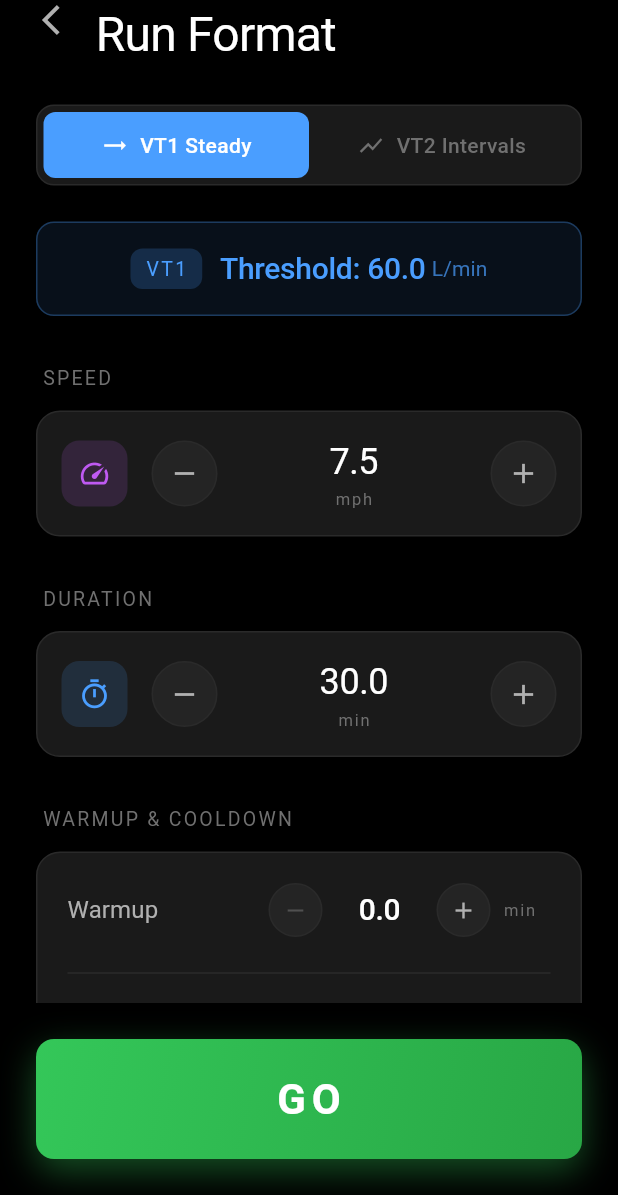
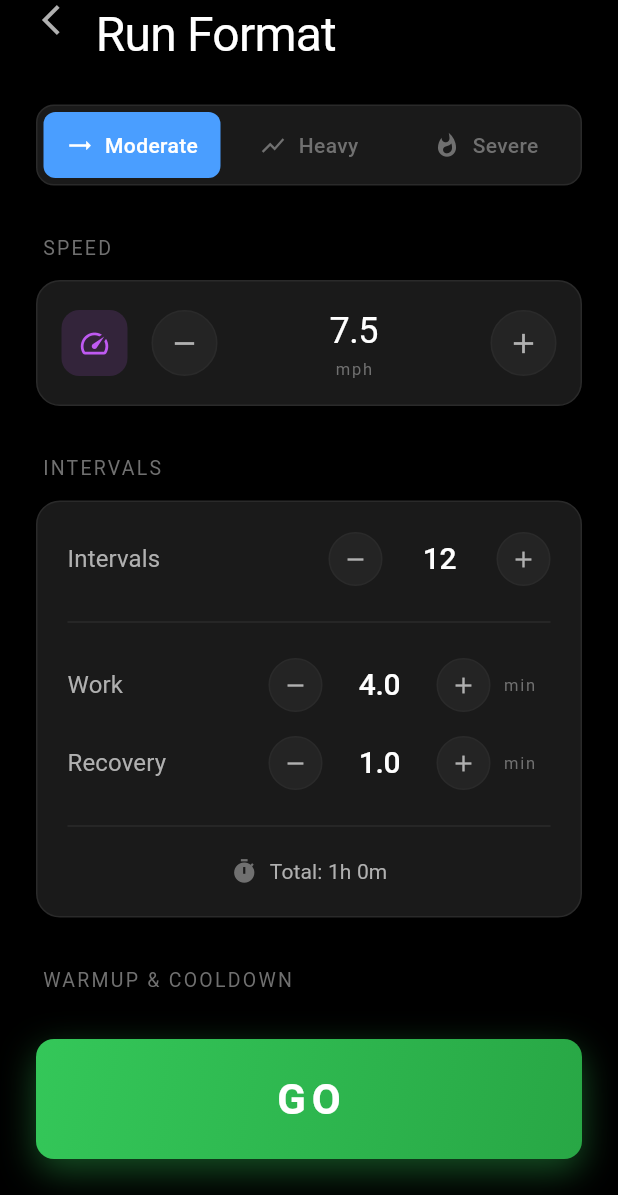
Before and after one commit to findingeq/vt-threshold-app, a Flutter app: the RunFormatScreen screen opened directly, on a phone screen of 412 x 824 dp, the part 41-1236 px from its top. Run offline on Flutter 3.47's test engine with Material 3 defaults, Android fonts, the phone set to English and light mode, and no system bars; our stand-ins replace fl_chart, flutter_blue_plus, share_plus, shared_preferences; accounts and stored records are empty.

Commit message:
Rename run categories to Moderate/Heavy/Severe with unified interval support
- Change RunType enum from vt1SteadyState/vt2Intervals to moderate/heavy/severe
- All three run types now support configurable intervals (same UI)
- Moderate uses VT1 threshold, Heavy and Severe use VT2 threshold
- Update CSV/cloud output to use new terminology (moderate/heavy/severe)
- Compact start screen with side-by-side VT1/VT2 inputs
- Remove threshold display text from run format screen
- Update workout screen headers to show MODERATE/HEAVY/SEVERE RUN

```diff
--- a/lib/models/app_state.dart
+++ b/lib/models/app_state.dart
@@ -1,7 +1,7 @@
 import 'package:flutter/foundation.dart';
 import 'package:shared_preferences/shared_preferences.dart';
 
-enum RunType { vt1SteadyState, vt2Intervals }
+enum RunType { moderate, heavy, severe }
 
 class RunConfig {
   final RunType runType;
--- a/lib/processors/cusum_processor.dart
+++ b/lib/processors/cusum_processor.dart
@@ -98,8 +98,8 @@ class CusumProcessor {
     this.medianWindowSize = 9,
     this.binSizeSec = 4.0,
   }) {
-    // Sigma as percentage of baseline: 10% for VT1, 5% for VT2
-    final sigmaPct = runType == RunType.vt1SteadyState ? 10.0 : 5.0;
+    // Sigma as percentage of baseline: 10% for Moderate, 5% for Heavy/Severe
+    final sigmaPct = runType == RunType.moderate ? 10.0 : 5.0;
     _sigma = (sigmaPct / 100.0) * baselineVe;
     _k = slackMultiplier * _sigma;
     _h = hMultiplier * _sigma;
--- a/lib/screens/run_format_screen.dart
+++ b/lib/screens/run_format_screen.dart
@@ -17,12 +17,11 @@ class RunFormatScreen extends StatefulWidget {
 
 class _RunFormatScreenState extends State<RunFormatScreen>
     with SingleTickerProviderStateMixin {
-  RunType _runType = RunType.vt1SteadyState;
+  RunType _runType = RunType.moderate;
   double _speedMph = 7.5;
   int _numIntervals = 12;
   double _intervalDurationMin = 4.0;
   double _recoveryDurationMin = 1.0;
-  double _steadyStateDurationMin = 30.0;
   double _warmupDurationMin = 0.0;
   double _cooldownDurationMin = 0.0;
   double _warmupSpeedMph = 5.0;
@@ -58,19 +57,17 @@ class _RunFormatScreenState extends State<RunFormatScreen>
 
     final appState = context.read<AppState>();
 
-    final thresholdVe = _runType == RunType.vt1SteadyState
+    // Moderate uses VT1 threshold, Heavy and Severe use VT2 threshold
+    final thresholdVe = _runType == RunType.moderate
         ? appState.vt1Ve
         : appState.vt2Ve;
 
     final config = RunConfig(
       runType: _runType,
       speedMph: _speedMph,
-      numIntervals: _runType == RunType.vt2Intervals ? _numIntervals : 1,
-      intervalDurationMin: _runType == RunType.vt2Intervals
-          ? _intervalDurationMin
-          : _steadyStateDurationMin,
-      recoveryDurationMin:
-          _runType == RunType.vt2Intervals ? _recoveryDurationMin : 0.0,
+      numIntervals: _numIntervals,
+      intervalDurationMin: _intervalDurationMin,
+      recoveryDurationMin: _recoveryDurationMin,
       thresholdVe: thresholdVe,
       warmupDurationMin: _warmupDurationMin,
       cooldownDurationMin: _cooldownDurationMin,
@@ -124,11 +121,6 @@ class _RunFormatScreenState extends State<RunFormatScreen>
                           // Run Type Toggle
                           _buildRunTypeToggle(),
 
-                          const SizedBox(height: 24),
-
-                          // Threshold Display
-                          _buildThresholdDisplay(appState),
-
                           const SizedBox(height: 32),
 
                           // Speed
@@ -147,28 +139,10 @@ class _RunFormatScreenState extends State<RunFormatScreen>
 
                           const SizedBox(height: 32),
 
-                          // Duration/Intervals
-                          if (_runType == RunType.vt1SteadyState) ...[
-                            _buildSectionLabel('DURATION'),
-                            const SizedBox(height: 12),
-                            _buildValueControl(
-                              value: _steadyStateDurationMin,
-                              unit: 'min',
-                              icon: Icons.timer_outlined,
-                              color: AppTheme.accentBlue,
-                              min: 5.0,
-                              max: 120.0,
-                              step: 1.0,
-                              onChanged: (v) =>
-                                  setState(() => _steadyStateDurationMin = v),
-                            ),
-                          ],
-
-                          if (_runType == RunType.vt2Intervals) ...[
-                            _buildSectionLabel('INTERVALS'),
-                            const SizedBox(height: 12),
-                            _buildIntervalsCard(),
-                          ],
+                          // Intervals (shown for all run types)
+                          _buildSectionLabel('INTERVALS'),
+                          const SizedBox(height: 12),
+                          _buildIntervalsCard(),
 
                           const SizedBox(height: 32),
 
@@ -238,18 +212,26 @@ class _RunFormatScreenState extends State<RunFormatScreen>
         children: [
           Expanded(
             child: _buildToggleOption(
-              label: 'VT1 Steady',
+              label: 'Moderate',
               icon: Icons.trending_flat,
-              isSelected: _runType == RunType.vt1SteadyState,
-              onTap: () => setState(() => _runType = RunType.vt1SteadyState),
+              isSelected: _runType == RunType.moderate,
+              onTap: () => setState(() => _runType = RunType.moderate),
             ),
           ),
           Expanded(
             child: _buildToggleOption(
-              label: 'VT2 Intervals',
+              label: 'Heavy',
               icon: Icons.show_chart,
-              isSelected: _runType == RunType.vt2Intervals,
-              onTap: () => setState(() => _runType = RunType.vt2Intervals),
+              isSelected: _runType == RunType.heavy,
+              onTap: () => setState(() => _runType = RunType.heavy),
+            ),
+          ),
+          Expanded(
+            child: _buildToggleOption(
+              label: 'Severe',
+              icon: Icons.whatshot,
+              isSelected: _runType == RunType.severe,
+              onTap: () => setState(() => _runType = RunType.severe),
             ),
           ),
         ],
@@ -290,50 +272,6 @@ class _RunFormatScreenState extends State<RunFormatScreen>
             ),
           ],
         ),
-      ),
-    );
-  }
-
-  Widget _buildThresholdDisplay(AppState appState) {
-    final threshold =
-        _runType == RunType.vt1SteadyState ? appState.vt1Ve : appState.vt2Ve;
-    final label = _runType == RunType.vt1SteadyState ? 'VT1' : 'VT2';
-    final color = _runType == RunType.vt1SteadyState
-        ? AppTheme.accentBlue
-        : AppTheme.accentOrange;
-
-    return Container(
-      padding: const EdgeInsets.all(16),
-      decoration: BoxDecoration(
-        color: color.withOpacity(0.1),
-        borderRadius: BorderRadius.circular(AppTheme.radiusMedium),
-        border: Border.all(color: color.withOpacity(0.3)),
-      ),
-      child: Row(
-        mainAxisAlignment: MainAxisAlignment.center,
-        children: [
-          Container(
-            padding: const EdgeInsets.symmetric(horizontal: 10, vertical: 4),
-            decoration: BoxDecoration(
-              color: color.withOpacity(0.2),
-              borderRadius: BorderRadius.circular(AppTheme.radiusSmall),
-            ),
-            child: Text(
-              label,
-              style: AppTheme.labelLarge.copyWith(color: color),
-            ),
-          ),
-          const SizedBox(width: 12),
-          Text(
-            'Threshold: ${threshold.toStringAsFixed(1)}',
-            style: AppTheme.titleLarge.copyWith(color: color),
-          ),
-          const SizedBox(width: 4),
-          Text(
-            'L/min',
-            style: AppTheme.bodyMedium.copyWith(color: color.withOpacity(0.7)),
-          ),
-        ],
       ),
     );
   }
@@ -645,7 +583,7 @@ class _RunFormatScreenState extends State<RunFormatScreen>
           if (_warmupDurationMin > 0 || _cooldownDurationMin > 0) ...[
             const SizedBox(height: 16),
             Text(
-              'Uses VT1 threshold',
+              'Uses Moderate threshold',
               style: AppTheme.labelSmall.copyWith(color: AppTheme.textMuted),
             ),
           ],
--- a/lib/screens/workout_screen.dart
+++ b/lib/screens/workout_screen.dart
@@ -94,20 +94,17 @@ class _WorkoutScreenState extends State<WorkoutScreen> {
         break;
       case WorkoutPhase.workout:
         _currentThresholdVe = _runConfig.thresholdVe;
-        _useVt1Behavior = _runConfig.runType == RunType.vt1SteadyState;
+        // All run types now support intervals - only use VT1 behavior for warmup/cooldown
+        _useVt1Behavior = _runConfig.numIntervals <= 1;
         _currentSpeedMph = _runConfig.speedMph;
-        if (_runConfig.runType == RunType.vt2Intervals) {
-          _phaseDurationSec =
-              _runConfig.numIntervals * _runConfig.cycleDurationSec;
-        } else {
-          _phaseDurationSec = _runConfig.intervalDurationMin * 60;
-        }
+        _phaseDurationSec =
+            _runConfig.numIntervals * _runConfig.cycleDurationSec;
         break;
     }
 
     _cusumProcessor = CusumProcessor(
       baselineVe: _currentThresholdVe,
-      runType: _useVt1Behavior ? RunType.vt1SteadyState : _runConfig.runType,
+      runType: _useVt1Behavior ? RunType.moderate : _runConfig.runType,
     );
 
     if (_useVt1Behavior) {
@@ -671,9 +668,17 @@ class _WorkoutScreenState extends State<WorkoutScreen> {
         title = 'COOLDOWN';
         break;
       case WorkoutPhase.workout:
-        title = _runConfig.runType == RunType.vt1SteadyState
-            ? 'VT1 RUN'
-            : 'VT2 INTERVALS';
+        switch (_runConfig.runType) {
+          case RunType.moderate:
+            title = 'MODERATE RUN';
+            break;
+          case RunType.heavy:
+            title = 'HEAVY RUN';
+            break;
+          case RunType.severe:
+            title = 'SEVERE RUN';
+            break;
+        }
         break;
     }
 
@@ -687,7 +692,7 @@ class _WorkoutScreenState extends State<WorkoutScreen> {
             color: AppTheme.textMuted,
           ),
         ),
-        if (!_useVt1Behavior && widget.phase == WorkoutPhase.workout)
+        if (widget.phase == WorkoutPhase.workout && _runConfig.numIntervals > 1)
           Container(
             padding: const EdgeInsets.symmetric(horizontal: 12, vertical: 6),
             decoration: BoxDecoration(
@@ -1200,8 +1205,8 @@ class _WorkoutScreenState extends State<WorkoutScreen> {
         break;
     }
     final summary = dataService.calculatePhaseSummary(phaseName);
-    final isVt2Workout =
-        _runConfig.runType == RunType.vt2Intervals && phaseName == 'workout';
+    final isIntervalWorkout =
+        _runConfig.numIntervals > 1 && phaseName == 'workout';
 
     return Column(
       children: [
@@ -1248,7 +1253,7 @@ class _WorkoutScreenState extends State<WorkoutScreen> {
                     ),
                   ],
                 ),
-                if (isVt2Workout && summary.terminalSlopePct != null) ...[
+                if (isIntervalWorkout && summary.terminalSlopePct != null) ...[
                   const SizedBox(height: 12),
                   const Divider(color: AppTheme.borderSubtle),
                   const SizedBox(height: 12),
--- a/lib/services/workout_data_service.dart
+++ b/lib/services/workout_data_service.dart
@@ -17,7 +17,7 @@ class BreathDataPoint {
   final int ve;               // Minute Ventilation (L/min)
   final int? hr;              // Heart rate (bpm) if available
   final String phase;         // Phase: warmup, workout, cooldown
-  final bool isRecovery;      // True if this is during a recovery period (VT2 only)
+  final bool isRecovery;      // True if this is during a recovery period (intervals only)
   final double speed;         // Speed in mph at time of recording
 
   BreathDataPoint({
@@ -50,7 +50,7 @@ class PhaseSummary {
   final String phase;
   final double avgHr;
   final double avgVe;
-  final double? terminalSlopePct; // % VE drift per minute (VT2 intervals only)
+  final double? terminalSlopePct; // % VE drift per minute (intervals only)
   final int dataPointCount;
 
   PhaseSummary({
@@ -65,7 +65,7 @@ class PhaseSummary {
 /// Workout metadata for export
 class WorkoutMetadata {
   final DateTime date;
-  final String runType; // vt1, vt2
+  final String runType; // moderate, heavy, severe
   final int? numIntervals;
   final double? intervalDurationMin;
   final double? recoveryDurationMin;
@@ -93,7 +93,8 @@ class WorkoutMetadata {
       '# VT2 Threshold: ${vt2Threshold.toStringAsFixed(1)} L/min',
     ];
 
-    if (runType == 'vt2') {
+    // Include interval info for all run types
+    if (numIntervals != null) {
       lines.add('# Intervals: $numIntervals');
       lines.add('# Interval Duration: ${intervalDurationMin?.toStringAsFixed(1)} min');
       lines.add('# Recovery Duration: ${recoveryDurationMin?.toStringAsFixed(1)} min');
@@ -135,13 +136,24 @@ class WorkoutDataService extends ChangeNotifier {
 
     // Only create metadata on first phase (don't overwrite)
     if (_metadata == null) {
-      final runType = runConfig.runType == RunType.vt1SteadyState ? 'vt1' : 'vt2';
+      String runType;
+      switch (runConfig.runType) {
+        case RunType.moderate:
+          runType = 'moderate';
+          break;
+        case RunType.heavy:
+          runType = 'heavy';
+          break;
+        case RunType.severe:
+          runType = 'severe';
+          break;
+      }
       _metadata = WorkoutMetadata(
         date: DateTime.now(),
         runType: runType,
-        numIntervals: runConfig.runType == RunType.vt2Intervals ? runConfig.numIntervals : null,
-        intervalDurationMin: runConfig.runType == RunType.vt2Intervals ? runConfig.intervalDurationMin : null,
-        recoveryDurationMin: runConfig.runType == RunType.vt2Intervals ? runConfig.recoveryDurationMin : null,
+        numIntervals: runConfig.numIntervals,
+        intervalDurationMin: runConfig.intervalDurationMin,
+        recoveryDurationMin: runConfig.recoveryDurationMin,
         speedMph: speedMph,
         vt1Threshold: vt1Ve,
         vt2Threshold: vt2Ve,
@@ -156,7 +168,7 @@ class WorkoutDataService extends ChangeNotifier {
     _currentHr = hr;
   }
 
-  /// Update recovery state (called during VT2 intervals)
+  /// Update recovery state (called during interval workouts)
   void setRecoveryState(bool isRecovery) {
     _currentIsRecovery = isRecovery;
   }
@@ -198,10 +210,10 @@ class WorkoutDataService extends ChangeNotifier {
 
   /// Calculate summary statistics for a phase
   PhaseSummary? calculatePhaseSummary(String phase) {
-    final isVt2Workout = _runConfig?.runType == RunType.vt2Intervals && phase == 'workout';
+    final isIntervalWorkout = (_runConfig?.numIntervals ?? 0) > 1 && phase == 'workout';
 
-    // For VT2 workouts, only use interval data (exclude recovery)
-    final phaseData = isVt2Workout ? getIntervalOnlyData(phase) : getPhaseData(phase);
+    // For interval workouts, only use interval data (exclude recovery)
+    final phaseData = isIntervalWorkout ? getIntervalOnlyData(phase) : getPhaseData(phase);
 
     if (phaseData.isEmpty) return null;
 
@@ -214,9 +226,9 @@ class WorkoutDataService extends ChangeNotifier {
     // Calculate average VE
     final avgVe = phaseData.map((p) => p.ve).reduce((a, b) => a + b) / phaseData.length;
 
-    // Calculate terminal slope for VT2 intervals
+    // Calculate terminal slope for interval workouts
     double? terminalSlopePct;
-    if (isVt2Workout && _runConfig != null) {
+    if (isIntervalWorkout && _runConfig != null) {
       terminalSlopePct = _calculateTerminalSlope(phaseData);
     }
 
--- a/pubspec.yaml
+++ b/pubspec.yaml
@@ -3,7 +3,7 @@ description: VT Threshold Analyzer - Real-time respiratory monitoring for iOS
 
 publish_to: 'none'
 
-version: 1.9.0+30
+version: 1.10.0+31
 
 environment:
   sdk: '>=3.0.0 <4.0.0'
```
Also changed, not shown: lib/screens/stage_transition_screen.dart (+4 -4 lines), lib/screens/start_screen.dart (+33 -56 lines).
